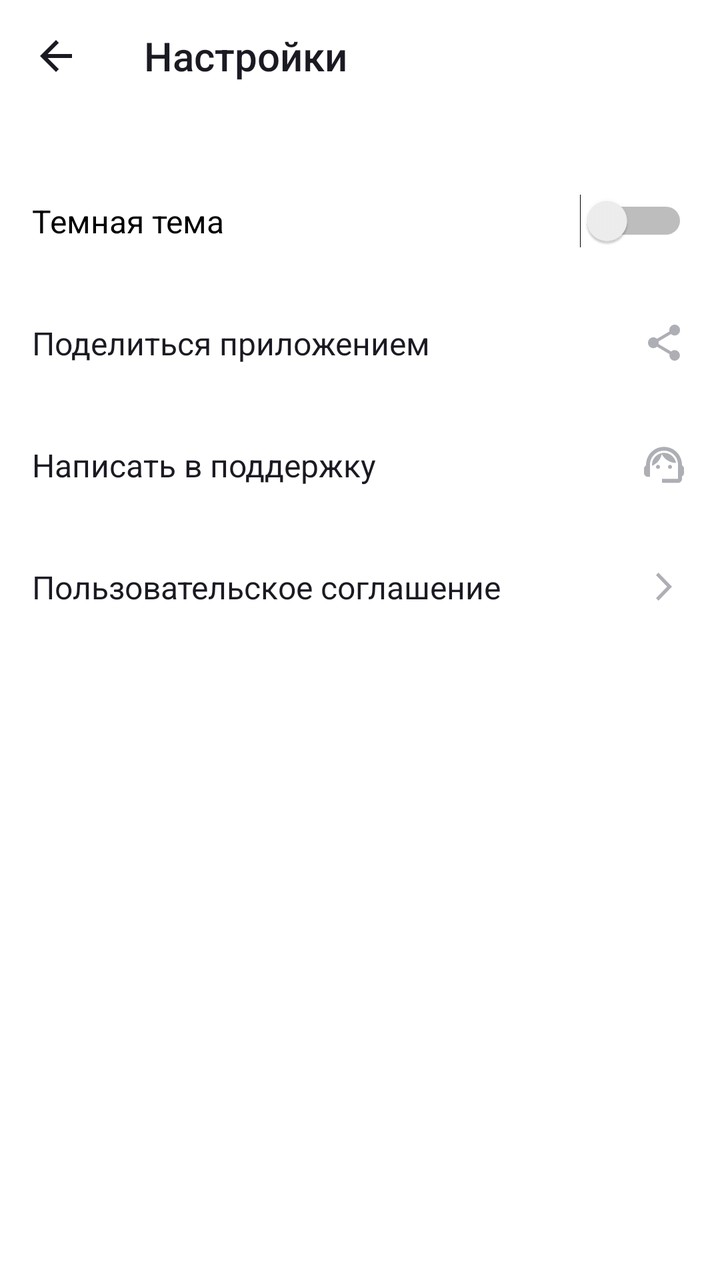
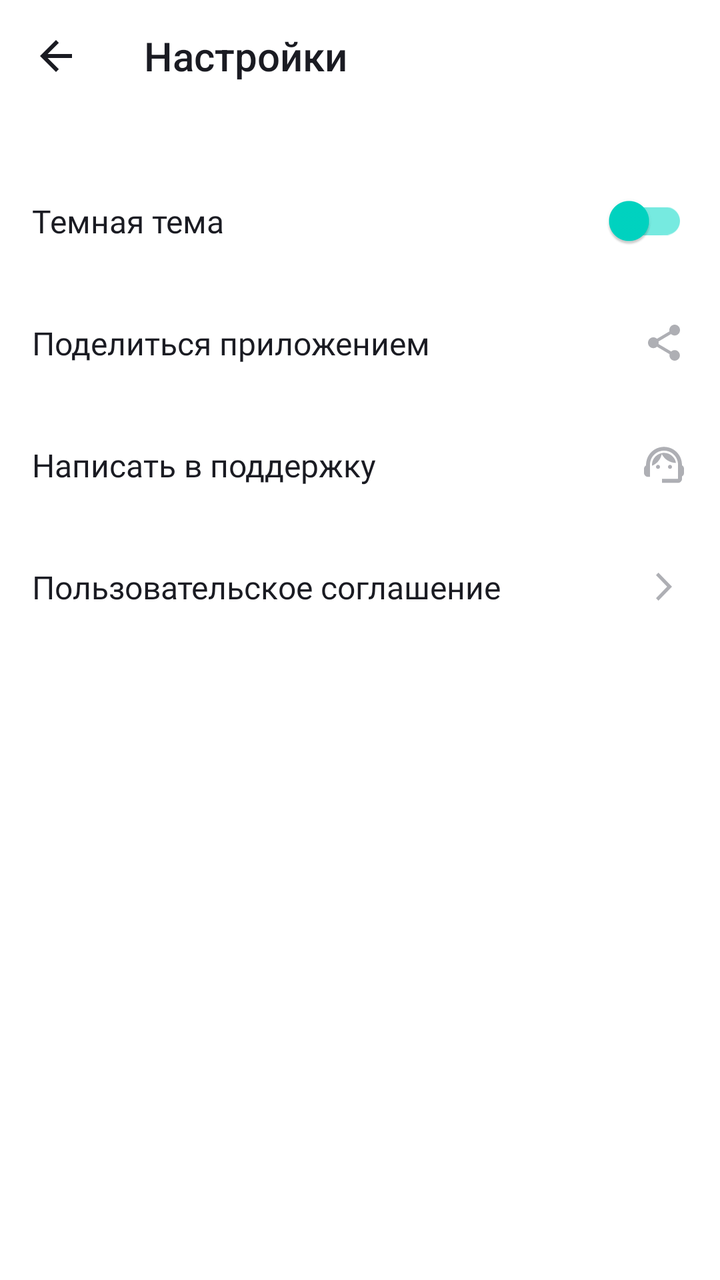

Two renders of the same Android screen: before a commit and after it. Below are the layout's source before the change and the commit's diff.
<!-- AndroidManifest.xml: application theme Theme.MaterialComponents.DayNight.NoActionBar -->
<!-- res/layout/activity_settings.xml -->
<?xml version="1.0" encoding="utf-8"?>
<LinearLayout xmlns:android="http://schemas.android.com/apk/res/android"
    xmlns:tools="http://schemas.android.com/tools"
    android:layout_height="match_parent"
    android:layout_width="match_parent"
    xmlns:app="http://schemas.android.com/apk/res-auto"
    android:background="@color/white"
    android:orientation="vertical">
    <Toolbar
        android:id="@+id/back_button"
        android:layout_width="match_parent"
        android:layout_height="@dimen/header_size"
        android:backgroundTint="@color/white"
        android:textColor="@color/pm_black"
        android:titleTextColor="@color/pm_black"
        android:navigationIcon="@drawable/ic_back_arrow_24"
        android:title="@string/settings_name"
        android:textSize="@dimen/item_settings_title_size"
        />
    <LinearLayout
        android:layout_width="match_parent"
        android:layout_height="wrap_content"
        android:orientation="vertical"
        android:paddingTop="@dimen/padding_setting"
        tools:ignore="UseSwitchCompatOrMaterialXml"
        android:showDividers="none"
        >
        <LinearLayout
            android:layout_width="match_parent"
            android:layout_height="@dimen/item_settings_height"
            android:orientation="horizontal"
            android:paddingHorizontal="@dimen/margin_left_right_size"
            android:gravity="center_vertical"
            android:background="?attr/selectableItemBackground">

            <TextView
                android:layout_width="0dp"
                android:layout_height="wrap_content"
                android:layout_weight="1"
                android:text="@string/dark_theme_name"
                android:textColor="@color/black"
                android:textSize="@dimen/text_setting_size"
                android:textFontWeight="400"                />

            <Switch
                android:layout_width="wrap_content"
                android:layout_height="wrap_content"

                tools:ignore="UseSwitchCompatOrMaterialXml" />
        </LinearLayout>

        <LinearLayout
            android:layout_width="match_parent"
            android:layout_height="@dimen/item_settings_height"
            android:orientation="horizontal"
            android:paddingHorizontal="@dimen/margin_left_right_size"
            android:gravity="center_vertical"
            android:background="?attr/selectableItemBackground">

            <TextView
                android:layout_width="0dp"
                android:layout_height="wrap_content"
                android:layout_weight="1"
                android:text="@string/app_share"
                android:textColor="@color/pm_black"
                android:textSize="@dimen/text_setting_size"
                android:textFontWeight="400"
                />

            <ImageButton
                android:layout_width="24dp"
                android:layout_height="24dp"
                android:layout_margin="0dp"
                android:backgroundTint="@color/white"
                android:paddingRight="12dp"
                android:src="@drawable/ic_share_24"
                android:contentDescription="@string/app_share"
                />
        </LinearLayout>

        <LinearLayout
            android:layout_width="match_parent"
            android:layout_height="@dimen/item_settings_height"
            android:orientation="horizontal"
            android:paddingHorizontal="@dimen/margin_left_right_size"
            android:gravity="center_vertical"
            >

            <TextView
                android:layout_width="0dp"
                android:layout_height="wrap_content"
                android:layout_weight="1"
                android:text="@string/btn_write_support"
                android:textColor="@color/pm_black"
                android:textSize="@dimen/text_setting_size"
                android:textFontWeight="400"
                />

            <ImageButton
                android:layout_width="24dp"
                android:layout_height="24dp"
                android:layout_margin="0dp"
                android:backgroundTint="@color/white"
                android:paddingRight="12dp"
                android:src="@drawable/ic_support_24"
                android:contentDescription="@string/btn_write_support"
                />
        </LinearLayout>

        <LinearLayout
            android:layout_width="match_parent"
            android:layout_height="@dimen/item_settings_height"
            android:orientation="horizontal"
            android:paddingHorizontal="@dimen/margin_left_right_size"
            android:gravity="center_vertical"
            >
            <TextView
                android:layout_width="0dp"
                android:layout_height="wrap_content"
                android:layout_weight="1"
                android:text="@string/btn_user_license"
                android:textColor="@color/pm_black"
                android:textSize="@dimen/text_setting_size"
                android:textFontWeight="400"
                />

            <ImageButton
                android:layout_width="24dp"
                android:layout_height="24dp"
                android:layout_margin="0dp"
                android:backgroundTint="@color/white"
                android:paddingRight="12dp"
                android:src="@drawable/ic_forward_24"
                android:contentDescription="@string/btn_user_license"
                />
        </LinearLayout>

    </LinearLayout>
</LinearLayout>
<!-- resources referenced by this layout -->
<resources>
  <color name="black">#FF000000</color>
  <color name="pm_black">#1A1B22</color>
  <color name="white">#FFFFFFFF</color>
  <dimen name="header_size">56dp</dimen>
  <dimen name="item_settings_height">61dp</dimen>
  <dimen name="item_settings_title_size">22px</dimen>
  <dimen name="margin_left_right_size">16dp</dimen>
  <dimen name="padding_setting">24dp</dimen>
  <dimen name="text_setting_size">16sp</dimen>
  <!-- drawable ic_back_arrow_24 (drawable) -->
  <vector xmlns:android="http://schemas.android.com/apk/res/android"
      android:width="24dp"
      android:height="24dp"
      android:viewportWidth="24"
      android:viewportHeight="24">
    <path
        android:pathData="M20 11H7.83L13.42 5.41L12 4L4 12L12 20L13.41 18.59L7.83 13H20V11Z"
        android:fillColor="#1A1B22"/>
  </vector>
  <string name="app_share">Поделиться приложением</string>
  <string name="btn_user_license">Пользовательское соглашение</string>
  <string name="btn_write_support">Написать в поддержку</string>
  <string name="dark_theme_name">Темная тема</string>
  <string name="settings_name">Настройки</string>
  <!-- unchanged entries left out for length: 3 -->
</resources>

<!-- the commit's change to res/layout/activity_settings.xml (unified diff, before → after) -->
@@ -4,18 +4,13 @@
     android:layout_height="match_parent"
     android:layout_width="match_parent"
     xmlns:app="http://schemas.android.com/apk/res-auto"
-    android:background="@color/white"
+    android:theme="@style/Theme.PlaylistMaker"
+    style="@style/background_style"
     android:orientation="vertical">
     <Toolbar
         android:id="@+id/back_button"
-        android:layout_width="match_parent"
-        android:layout_height="@dimen/header_size"
-        android:backgroundTint="@color/white"
-        android:textColor="@color/pm_black"
-        android:titleTextColor="@color/pm_black"
-        android:navigationIcon="@drawable/ic_back_arrow_24"
+        style="@style/ToolbarSetting"
         android:title="@string/settings_name"
-        android:textSize="@dimen/item_settings_title_size"
         />
     <LinearLayout
         android:layout_width="match_parent"
@@ -26,114 +21,62 @@
         android:showDividers="none"
         >
         <LinearLayout
-            android:layout_width="match_parent"
-            android:layout_height="@dimen/item_settings_height"
-            android:orientation="horizontal"
-            android:paddingHorizontal="@dimen/margin_left_right_size"
-            android:gravity="center_vertical"
-            android:background="?attr/selectableItemBackground">
+            style="@style/LinearLayoutSetting">
+            <TextView
+                android:text="@string/dark_theme_name"
+                style="@style/textSetting"
+                />
 
-            <TextView
-                android:layout_width="0dp"
-                android:layout_height="wrap_content"
-                android:layout_weight="1"
-                android:text="@string/dark_theme_name"
-                android:textColor="@color/black"
-                android:textSize="@dimen/text_setting_size"
-                android:textFontWeight="400"                />
-
-            <Switch
-                android:layout_width="wrap_content"
-                android:layout_height="wrap_content"
-
-                tools:ignore="UseSwitchCompatOrMaterialXml" />
+            <androidx.appcompat.widget.SwitchCompat
+                style="@style/SettingsSwitchStyle"
+                />
         </LinearLayout>
 
         <LinearLayout
-            android:layout_width="match_parent"
-            android:layout_height="@dimen/item_settings_height"
-            android:orientation="horizontal"
-            android:paddingHorizontal="@dimen/margin_left_right_size"
-            android:gravity="center_vertical"
-            android:background="?attr/selectableItemBackground">
+            style="@style/LinearLayoutSetting">
 
             <TextView
-                android:layout_width="0dp"
-                android:layout_height="wrap_content"
-                android:layout_weight="1"
+                android:id="@+id/share_text"
                 android:text="@string/app_share"
-                android:textColor="@color/pm_black"
-                android:textSize="@dimen/text_setting_size"
-                android:textFontWeight="400"
+                style="@style/textSetting"
                 />
 
             <ImageButton
-                android:layout_width="24dp"
-                android:layout_height="24dp"
-                android:layout_margin="0dp"
-                android:backgroundTint="@color/white"
-                android:paddingRight="12dp"
+                style="@style/ImageSetting"
                 android:src="@drawable/ic_share_24"
                 android:contentDescription="@string/app_share"
                 />
         </LinearLayout>
 
         <LinearLayout
-            android:layout_width="match_parent"
-            android:layout_height="@dimen/item_settings_height"
-            android:orientation="horizontal"
-            android:paddingHorizontal="@dimen/margin_left_right_size"
-            android:gravity="center_vertical"
-            >
+            style="@style/LinearLayoutSetting">
 
             <TextView
-                android:layout_width="0dp"
-                android:layout_height="wrap_content"
-                android:layout_weight="1"
+                android:id="@+id/support_text"
                 android:text="@string/btn_write_support"
-                android:textColor="@color/pm_black"
-                android:textSize="@dimen/text_setting_size"
-                android:textFontWeight="400"
+                style="@style/textSetting"
                 />
 
             <ImageButton
-                android:layout_width="24dp"
-                android:layout_height="24dp"
-                android:layout_margin="0dp"
-                android:backgroundTint="@color/white"
-                android:paddingRight="12dp"
+                style="@style/ImageSetting"
                 android:src="@drawable/ic_support_24"
                 android:contentDescription="@string/btn_write_support"
                 />
         </LinearLayout>
 
         <LinearLayout
-            android:layout_width="match_parent"
-            android:layout_height="@dimen/item_settings_height"
-            android:orientation="horizontal"
-            android:paddingHorizontal="@dimen/margin_left_right_size"
-            android:gravity="center_vertical"
-            >
+            style="@style/LinearLayoutSetting">
             <TextView
-                android:layout_width="0dp"
-                android:layout_height="wrap_content"
-                android:layout_weight="1"
+                android:id="@+id/license_text"
                 android:text="@string/btn_user_license"
-                android:textColor="@color/pm_black"
-                android:textSize="@dimen/text_setting_size"
-                android:textFontWeight="400"
+                style="@style/textSetting"
                 />
 
             <ImageButton
-                android:layout_width="24dp"
-                android:layout_height="24dp"
-                android:layout_margin="0dp"
-                android:backgroundTint="@color/white"
-                android:paddingRight="12dp"
+                style="@style/ImageSetting"
                 android:src="@drawable/ic_forward_24"
                 android:contentDescription="@string/btn_user_license"
                 />
         </LinearLayout>
-
     </LinearLayout>
 </LinearLayout>
<!-- resource entries referenced after the edit -->
@@ -1,12 +1,17 @@
 <!-- resources referenced by this layout -->
 <resources>
-  <color name="black">#FF000000</color>
   <color name="pm_black">#1A1B22</color>
   <color name="white">#FFFFFFFF</color>
   <dimen name="header_size">56dp</dimen>
   <dimen name="item_settings_height">61dp</dimen>
   <dimen name="item_settings_title_size">22px</dimen>
   <dimen name="margin_left_right_size">16dp</dimen>
+  <color name="switch_thumb_color">#00D6C3</color>
+  <color name="switch_track_color">#76EAE0</color>
+  <style name="Base.Theme.PlaylistMaker" parent="Theme.MaterialComponents.DayNight.NoActionBar">
+          
+          <item name="colorPrimary">@color/white</item>
+      </style>
   <dimen name="padding_setting">24dp</dimen>
   <dimen name="text_setting_size">16sp</dimen>
   <!-- drawable ic_back_arrow_24 (drawable) -->
@@ -24,6 +29,58 @@
   <string name="btn_write_support">Написать в поддержку</string>
   <string name="dark_theme_name">Темная тема</string>
   <string name="settings_name">Настройки</string>
+  <style name="ImageSetting">
+          <item name="android:layout_width">24dp</item>
+          <item name="android:layout_height">24dp</item>
+          <item name="android:layout_margin">0dp</item>
+          <item name="android:backgroundTint">@color/white</item>
+          <item name="android:paddingRight">12dp</item>
+  
+      </style>
+  <style name="LinearLayoutSetting">
+          <item name="android:layout_width">match_parent</item>
+          <item name="android:layout_height">@dimen/item_settings_height</item>
+          <item name="android:orientation">horizontal</item>
+          <item name="android:paddingHorizontal">@dimen/margin_left_right_size</item>
+          <item name="android:gravity">center_vertical</item>
+          <item name="android:background">?attr/selectableItemBackground</item>
+  
+  
+      </style>
+  <style name="SettingsSwitchStyle" parent="Widget.AppCompat.CompoundButton.Switch">
+          <item name="android:layout_width">wrap_content</item>
+          <item name="android:layout_height">wrap_content</item>
+          <item name="android:gravity">center_vertical</item>
+          <item name="thumbTint">@color/switch_thumb_color</item>
+          <item name="trackTint">@color/switch_track_color</item>
+          <item name="thumbRadius">10dp</item>
+          <item name="trackHeight">14dp</item>
+      </style>
+  <style name="Theme.PlaylistMaker" parent="Base.Theme.PlaylistMaker" />
+  <style name="ToolbarSetting">
+          <item name="android:layout_width">match_parent</item>
+          <item name="android:layout_height">@dimen/header_size</item>
+          <item name="android:backgroundTint">@color/white</item>
+          <item name="android:textColor">@color/pm_black</item>
+          <item name="android:titleTextColor">@color/pm_black</item>
+          <item name="android:textSize">@dimen/item_settings_title_size</item>
+          <item name="android:navigationIcon">@drawable/ic_back_arrow_24</item>
+  
+      </style>
+  <style name="background_style">
+          <item name="android:background">@color/white</item>
+          <item name="android:backgroundTint">@color/white</item>
+      </style>
+  <style name="textSetting">
+          <item name="android:layout_width">0dp</item>
+          <item name="android:layout_height">wrap_content</item>
+          <item name="android:layout_weight">1</item>
+          <item name="android:fontFamily">@font/ys_display_regular</item>
+          <item name="android:textColor">@color/pm_black</item>
+          <item name="android:textSize">@dimen/text_setting_size</item>
+          <item name="android:textFontWeight">400</item>
+  
+      </style>
   <!-- unchanged entries left out for length: 3 -->
 </resources>
 
